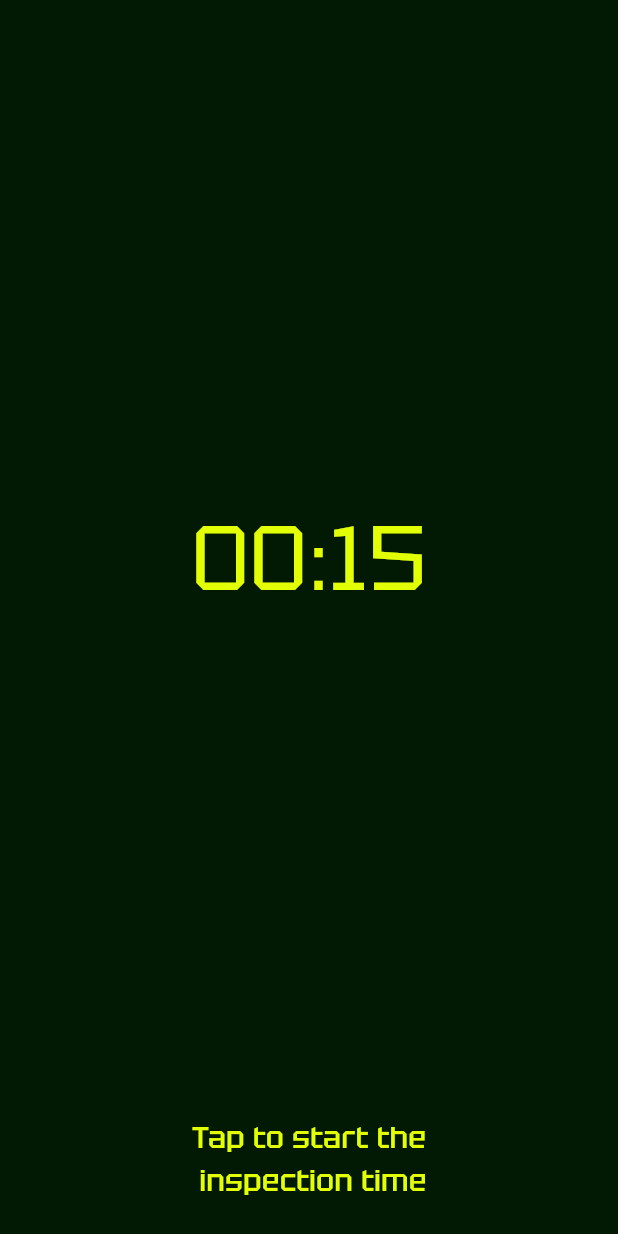
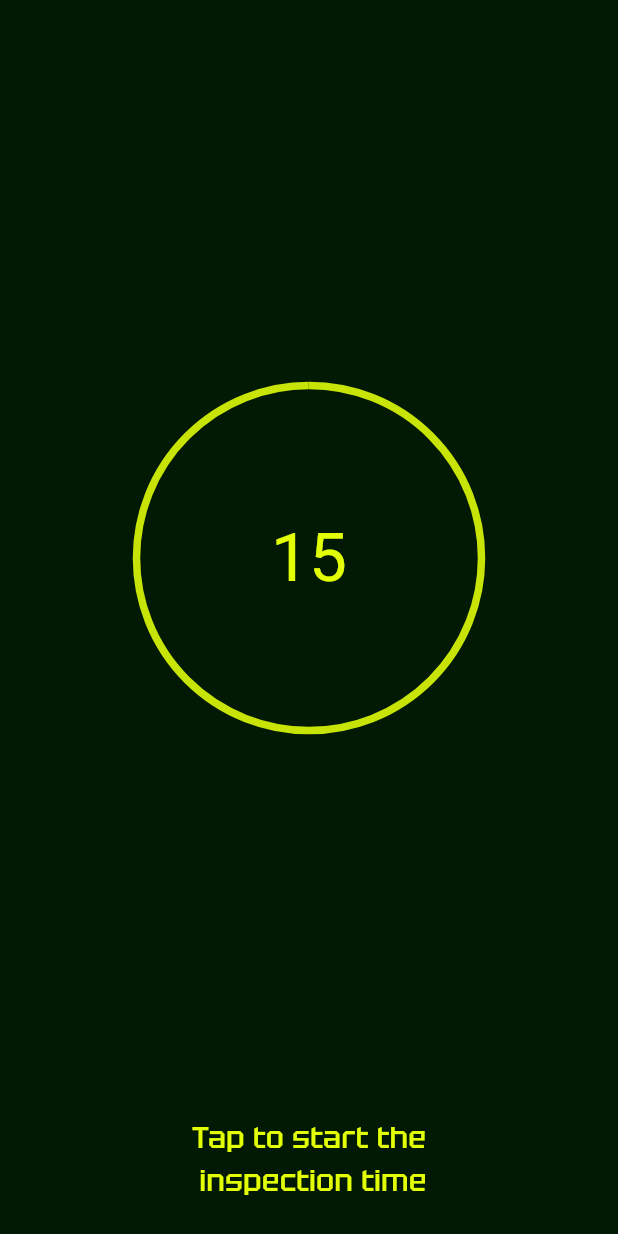
Before and after one commit to yeab-dev/rubic-timer, a Flutter app: the screen it shows after launch, on a phone screen of 412 x 824 dp. Run offline on Flutter 3.47's test engine with Material 3 defaults, Android fonts, the phone set to English and light mode, and no system bars; our stand-ins replace bloc, flutter_bloc.

Commit message:
Fix timer cubit and update timer page
- Modify timer_cubit.dart to fix timing issues
- Update inital.dart for better initialization
- Improve rubik_inspection_timer_running.dart for smoother timer running

```diff
--- a/lib/timer/cubit/timer_cubit.dart
+++ b/lib/timer/cubit/timer_cubit.dart
@@ -12,6 +12,7 @@ class TimerCubit extends Cubit<TimerState> {
 
   void startInspectionTimer(int ticks) {
     _timerSubscription?.cancel();
+    emit(InspectionTimerRunning(ticks));
     _timerSubscription =
         Stream.periodic(const Duration(seconds: 1), (x) => ticks - x - 1)
             .take(ticks)
--- a/lib/timer/presentation/timer_page/inital.dart
+++ b/lib/timer/presentation/timer_page/inital.dart
@@ -10,15 +10,37 @@ class RubicTimerInitial extends StatelessWidget {
     return BlocBuilder<TimerCubit, TimerState>(
       builder: (context, state) {
         return GestureDetector(
-          onTap: () => context.read<TimerCubit>().startInspectionTimer(15),
+          onTap: () {
+            context.read<TimerCubit>().startInspectionTimer(15);
+          },
           child: Scaffold(
             body: Center(
               child: Column(
                 mainAxisAlignment: MainAxisAlignment.spaceBetween,
                 children: [
                   const Spacer(),
-                  Text("00:15",
-                      style: Theme.of(context).textTheme.displayLarge),
+                  Stack(
+                    alignment: Alignment.center,
+                    children: [
+                      SizedBox(
+                        width: 230,
+                        height: 230,
+                        child: CircularProgressIndicator(
+                          strokeWidth: 5,
+                          value: 15,
+                          valueColor: AlwaysStoppedAnimation(
+                              Color.fromARGB(225, 226, 255, 6)),
+                        ),
+                      ),
+                      Text(
+                        "15",
+                        style: Theme.of(context)
+                            .textTheme
+                            .displayMedium!
+                            .copyWith(color: Color(0xFFE2FF06)),
+                      )
+                    ],
+                  ),
                   const Spacer(),
                   Padding(
                     padding: const EdgeInsets.only(bottom: 22.0),
```
Also changed, not shown: lib/timer/presentation/timer_page/rubik_inspection_timer_running.dart (+31 -8 lines).
